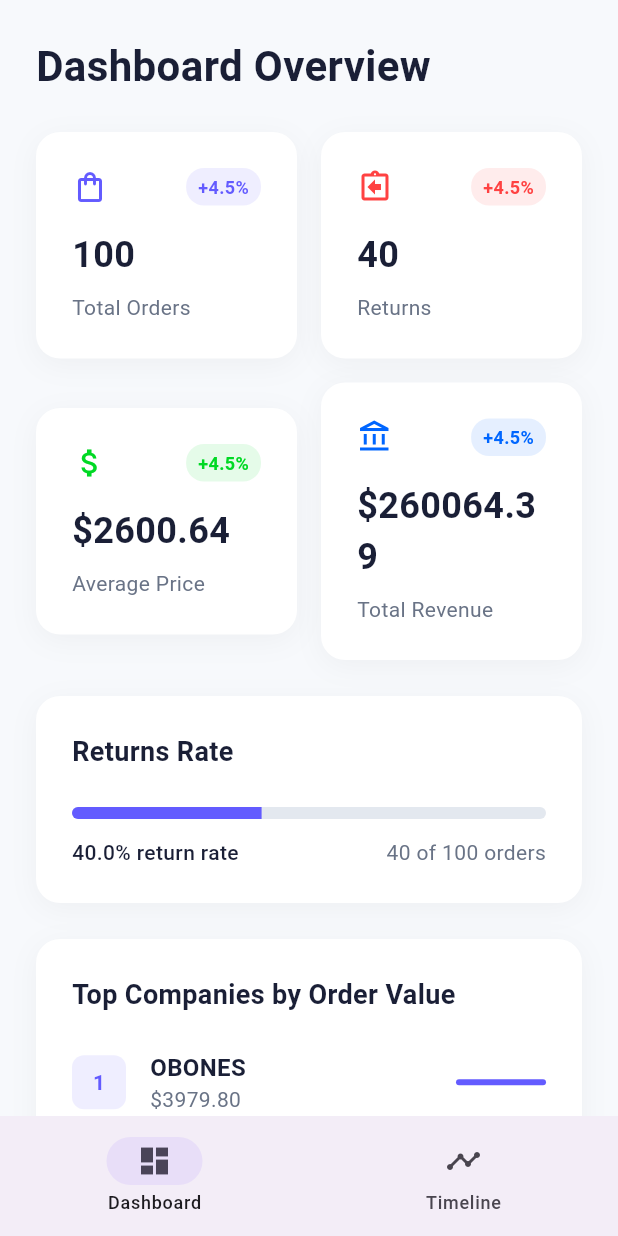
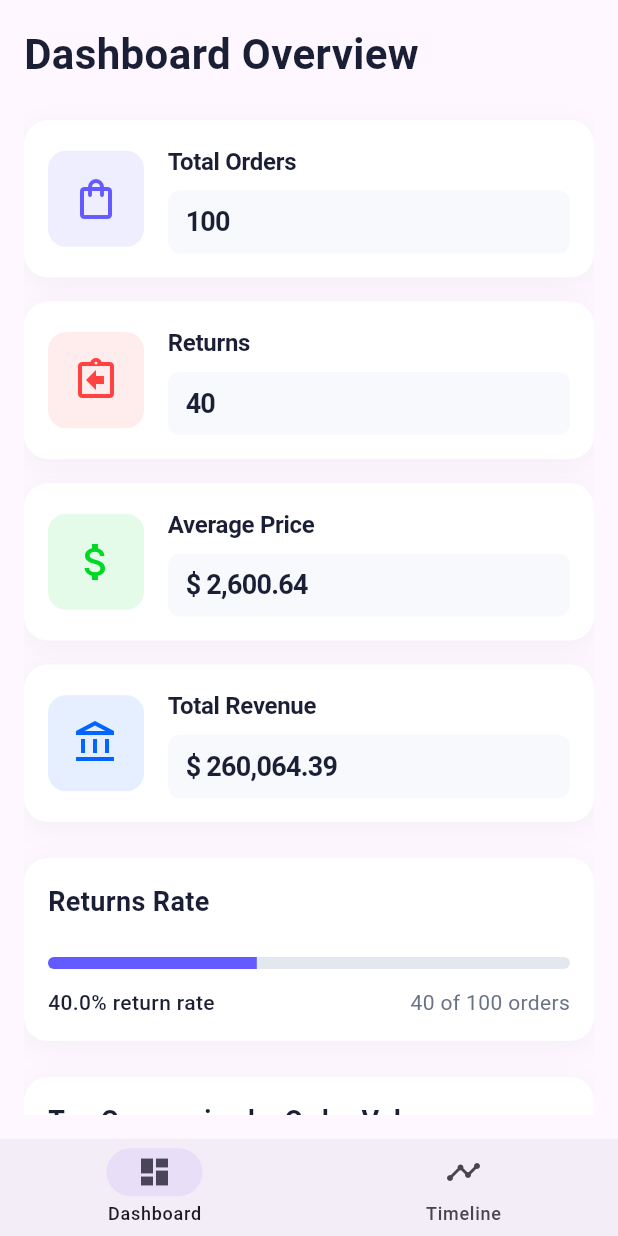
Before and after one commit to muhammadkh242/orders-explorer, a Flutter app: the screen it shows after launch, on a phone screen of 412 x 824 dp. Run offline on Flutter 3.47's test engine with Material 3 defaults, Android fonts, the light colour scheme and no system bars; our stand-ins replace fl_chart, flutter_riverpod, go_router, responsive_framework.

Commit message:
[add] app responsive layout

```diff
--- /dev/null
+++ b/lib/base/helpers/responsive_content_wrapper.dart
@@ -0,0 +1,23 @@
+import 'package:flutter/material.dart';
+import 'package:orders_explorer/base/helpers/responsive_helper.dart';
+
+class ResponsiveContentWrapper extends StatelessWidget {
+  final Widget child;
+
+  const ResponsiveContentWrapper({
+    super.key,
+    required this.child,
+  });
+
+  @override
+  Widget build(BuildContext context) {
+    return Center(
+      child: ConstrainedBox(
+        constraints: BoxConstraints(
+          maxWidth: context.maxContentWidth,
+        ),
+        child: child,
+      ),
+    );
+  }
+}
--- /dev/null
+++ b/lib/base/helpers/responsive_helper.dart
@@ -0,0 +1,27 @@
+import 'package:flutter/material.dart';
+import 'package:responsive_framework/responsive_framework.dart';
+
+extension ResponsiveContext on BuildContext {
+  bool get isMobile => ResponsiveBreakpoints.of(this).isMobile;
+  bool get isTablet => ResponsiveBreakpoints.of(this).isTablet;
+  bool get isDesktop => ResponsiveBreakpoints.of(this).isDesktop;
+
+  double get horizontalPadding {
+    if (isMobile) return 16;
+    if (isTablet) return 24;
+    return 32; // desktop
+  }
+
+  double get verticalPadding {
+    if (isMobile) return 16;
+    if (isTablet) return 24;
+    return 32; // desktop
+  }
+
+  // Content max width constraints
+  double get maxContentWidth {
+    if (isMobile) return double.infinity;
+    if (isTablet) return 680;
+    return 1200; // desktop
+  }
+}
--- a/lib/base/helpers/screen_utils.dart
+++ /dev/null
@@ -1,6 +0,0 @@
-import 'package:flutter/cupertino.dart';
-import 'package:responsive_framework/responsive_framework.dart';
-
-mixin ScreenUtils{
-  bool isMobile(BuildContext context) => ResponsiveBreakpoints.of(context).smallerThan(TABLET);
-}
--- a/lib/base/presentation/base_scaffold.dart
+++ b/lib/base/presentation/base_scaffold.dart
@@ -1,9 +1,7 @@
-import 'package:flutter/foundation.dart';
 import 'package:flutter/material.dart';
 import 'package:go_router/go_router.dart';
 import 'package:orders_explorer/base/domain/entities/main_tab.dart';
-import 'package:orders_explorer/base/helpers/screen_utils.dart';
-import 'package:orders_explorer/base/helpers/widget_modifier.dart';
+import 'package:orders_explorer/base/helpers/responsive_helper.dart';
 import 'package:orders_explorer/base/presentation/widgets/app_header.dart';
 
 class BaseScaffold extends StatefulWidget {
@@ -15,8 +13,7 @@ class BaseScaffold extends StatefulWidget {
   State<BaseScaffold> createState() => _BaseScaffoldState();
 }
 
-class _BaseScaffoldState extends State<BaseScaffold>
-    with SingleTickerProviderStateMixin, ScreenUtils {
+class _BaseScaffoldState extends State<BaseScaffold> with SingleTickerProviderStateMixin {
   late TabController controller;
 
   @override
@@ -24,42 +21,49 @@ class _BaseScaffoldState extends State<BaseScaffold>
     controller = TabController(
       length: MainTab.values.length,
       vsync: this,
-        initialIndex: MainTab.dashboard.index);
+      initialIndex: MainTab.dashboard.index,
+    );
     super.initState();
   }
 
   @override
   Widget build(BuildContext context) {
-    final showBottomBar = !kIsWeb && isMobile(context);
-    if (showBottomBar) {
     return Scaffold(
-        body: widget.child,
-        bottomNavigationBar: NavigationBar(
+      appBar: context.isMobile
+          ? null
+          : AppHeader(
+        controller: controller,
+        onTap: onDestinationChange,
+      ),
+      body: SafeArea(
+        child: Padding(
+          padding: EdgeInsets.symmetric(
+            horizontal: context.horizontalPadding,
+            vertical: context.verticalPadding,
+          ),
+          child: widget.child,
+        ),
+      ),
+      bottomNavigationBar: context.isMobile
+          ? NavigationBar(
+        height: 65,
+        labelBehavior: NavigationDestinationLabelBehavior.alwaysShow,
         destinations: MainTab.values
             .map(
               (tab) => NavigationDestination(
-                    icon: Icon(tab.icon), label: tab.label),
+            icon: Icon(tab.icon, size: 24),
+            label: tab.label,
+          ),
         )
             .toList(),
         onDestinationSelected: onDestinationChange,
         selectedIndex: controller.index,
-        ),
-      );
-    } else {
-      return Scaffold(
-        appBar: AppHeader(
-          controller: controller,
-          onTap: onDestinationChange,
-        ),
-        body: widget.child
-            .cornerRadius(BorderRadiusDirectional.circular(16))
-            .paddingHorizontal(MediaQuery.of(context).size.width * 0.15)
-            .paddingVertical(24),
+      )
+          : null,
     );
   }
-  }
 
-  onDestinationChange(int? index) {
+  void onDestinationChange(int? index) {
     controller.animateTo(index ?? 0);
     context.go(
       MainTab.values
--- a/lib/base/presentation/widgets/shadowed_card.dart
+++ b/lib/base/presentation/widgets/shadowed_card.dart
@@ -11,7 +11,7 @@ class ShadowedCard extends StatelessWidget {
   @override
   Widget build(BuildContext context) {
     return Container(
-      padding: const EdgeInsets.all(24),
+      padding: const EdgeInsets.all(16),
       decoration: BoxDecoration(
         color: Colors.white,
         borderRadius: BorderRadius.circular(16),
--- a/lib/main.dart
+++ b/lib/main.dart
@@ -17,10 +17,10 @@ class MyApp extends StatelessWidget {
       routerConfig: router,
       builder: (context, child) => ResponsiveBreakpoints.builder(
         breakpoints: [
-          const Breakpoint(start: 0, end: 450, name: MOBILE),
-          const Breakpoint(start: 451, end: 800, name: TABLET),
-          const Breakpoint(start: 801, end: 1920, name: DESKTOP),
-          const Breakpoint(start: 1921, end: double.infinity, name: '4K'),
+          const Breakpoint(start: 0, end: 640, name: MOBILE),
+          const Breakpoint(start: 641, end: 1024, name: TABLET),
+          const Breakpoint(start: 1025, end: 1440, name: DESKTOP),
+          const Breakpoint(start: 1441, end: 2560, name: '4K'),
         ],
         child: child!,
       ),
--- a/lib/orders_management/presentation/screens/dashboard_screen.dart
+++ b/lib/orders_management/presentation/screens/dashboard_screen.dart
@@ -2,7 +2,7 @@ import 'package:flutter/material.dart';
 import 'package:flutter_riverpod/flutter_riverpod.dart';
 import 'package:orders_explorer/base/domain/entities/base_state.dart';
 import 'package:orders_explorer/base/helpers/context_extension.dart';
-import 'package:orders_explorer/base/helpers/screen_utils.dart';
+import 'package:orders_explorer/base/helpers/responsive_content_wrapper.dart';
 import 'package:orders_explorer/orders_management/domain/entities/dashboard_state.dart';
 import 'package:orders_explorer/orders_management/presentation/view_models/dashboard_viewmodel.dart';
 import 'package:orders_explorer/orders_management/presentation/widgets/dashboard/linear_progress_card.dart';
@@ -20,7 +20,7 @@ class DashboardScreen extends StatefulWidget {
   State<DashboardScreen> createState() => _DashboardScreenState();
 }
 
-class _DashboardScreenState extends State<DashboardScreen> with ScreenUtils {
+class _DashboardScreenState extends State<DashboardScreen> {
   final _viewModelProvider =
       StateNotifierProvider<DashboardViewModel, BaseState<DashBoardState>>(
     (ref) => DashboardViewModel(ref.watch(di.getOrdersProvider)),
@@ -41,17 +41,15 @@ class _DashboardScreenState extends State<DashboardScreen> with ScreenUtils {
   @override
   Widget build(BuildContext context) {
     return Scaffold(
-      backgroundColor: const Color(0xFFF7F9FC),
       body: SafeArea(
         child: Consumer(
           builder: (_, ref, __) {
             final isLoading = ref
                 .watch(_viewModelProvider.select((value) => value.isLoading));
-            return isLoading
-                ? const Center(child: CircularProgressIndicator())
-                : SingleChildScrollView(
-                    child: Padding(
-                      padding: const EdgeInsets.all(24.0),
+            return ResponsiveContentWrapper(
+              child: isLoading
+                  ? const Center(child: CircularProgressIndicator())
+                  : SingleChildScrollView(
                       child: Column(
                         crossAxisAlignment: CrossAxisAlignment.start,
                         children: [
@@ -85,7 +83,6 @@ class _DashboardScreenState extends State<DashboardScreen> with ScreenUtils {
                               _viewModelProvider
                                   .select((value) => value.data.totalOrders),
                             );
-
                             return LinearProgressCard(
                               returnsCount: returnsCount,
                               totalOrders: totalOrders,
@@ -108,7 +105,7 @@ class _DashboardScreenState extends State<DashboardScreen> with ScreenUtils {
                         ],
                       ),
                     ),
-                  );
+            );
           },
         ),
       ),
--- a/lib/orders_management/presentation/screens/timeline_screen.dart
+++ b/lib/orders_management/presentation/screens/timeline_screen.dart
@@ -2,6 +2,7 @@ import 'package:flutter/material.dart';
 import 'package:flutter_riverpod/flutter_riverpod.dart';
 import 'package:orders_explorer/base/domain/entities/base_state.dart';
 import 'package:orders_explorer/base/helpers/context_extension.dart';
+import 'package:orders_explorer/base/helpers/responsive_content_wrapper.dart';
 import 'package:orders_explorer/base/helpers/widget_modifier.dart';
 import 'package:orders_explorer/orders_management/domain/entities/timeline_state.dart';
 import 'package:orders_explorer/orders_management/presentation/view_models/timeline_viewmodel.dart';
@@ -41,13 +42,13 @@ class _TimelineScreenState extends State<TimelineScreen> {
   @override
   Widget build(BuildContext context) {
     return Scaffold(
-      backgroundColor: const Color(0xFFF7F9FC),
       body: SafeArea(
         child: Consumer(
           builder: (_, ref, __) {
             final isLoading = ref
                 .watch(_viewModelProvider.select((value) => value.isLoading));
-            return isLoading
+            return ResponsiveContentWrapper(
+              child: isLoading
                   ? const Center(child: CircularProgressIndicator())
                   : SingleChildScrollView(
                       child: Column(
@@ -108,11 +109,13 @@ class _TimelineScreenState extends State<TimelineScreen> {
                                   (value) => value.data.filteredDailyOrders,
                                 ),
                               );
-                            return ActiveDayCard(groupedOrders: filteredOrders);
+                              return ActiveDayCard(
+                                  groupedOrders: filteredOrders);
                             },
                           ),
                         ],
                       ).paddingAll(24),
+                    ),
             );
           },
         ),
--- a/lib/orders_management/presentation/widgets/dashboard/metrics_card.dart
+++ b/lib/orders_management/presentation/widgets/dashboard/metrics_card.dart
@@ -1,65 +1,75 @@
 import 'package:flutter/material.dart';
+import 'package:intl/intl.dart';
 import 'package:orders_explorer/base/presentation/widgets/shadowed_card.dart';
 
 class MetricsCard extends StatelessWidget {
   const MetricsCard({
     super.key,
+    required this.title,
+    required this.value,
     required this.icon,
-    required this.value,
-    required this.title,
     required this.color,
+    this.currencyFormat = false,
   });
 
+  final String title;
+  final num value;
   final IconData icon;
-  final String value;
-  final String title;
   final Color color;
+  final bool currencyFormat;
 
   @override
   Widget build(BuildContext context) {
     return ShadowedCard(
-      child: Column(
-        crossAxisAlignment: CrossAxisAlignment.start,
+      child: Row(
         children: [
-          Row(
-            mainAxisAlignment: MainAxisAlignment.spaceBetween,
-            children: [
-              Icon(
-                icon,
-                color: color,
-              ),
           Container(
-                padding: const EdgeInsets.symmetric(horizontal: 8, vertical: 4),
+            padding: const EdgeInsets.all(16),
             decoration: BoxDecoration(
               color: color.withOpacity(0.1),
               borderRadius: BorderRadius.circular(12),
             ),
+            child: Icon(
+              icon,
+              color: color,
+              size: 32,
+            ),
+          ),
+          const SizedBox(width: 16),
+          Expanded(
+            child: Column(
+              crossAxisAlignment: CrossAxisAlignment.start,
+              children: [
+                Text(
+                  title,
+                  style: const TextStyle(
+                    color: Color(0xFF1A1F36),
+                    fontSize: 16,
+                    fontWeight: FontWeight.w600,
+                    letterSpacing: -0.2,
+                  ),
+                ),
+                const SizedBox(height: 8),
+                Container(
+                  width: double.infinity,
+                  padding: const EdgeInsets.symmetric(horizontal: 12, vertical: 8),
+                  decoration: BoxDecoration(
+                    color: const Color(0xFFF7F9FC),
+                    borderRadius: BorderRadius.circular(8),
+                  ),
                   child: Text(
-                  '+4.5%',
-                  style: TextStyle(
-                    color: color,
+                    currencyFormat
+                        ? '\$ ${NumberFormat('#,##0.00').format(value)}'
+                        : NumberFormat('#,###').format(value),
+                    style: const TextStyle(
+                      color: Color(0xFF1A1F36),
+                      fontSize: 18,
                       fontWeight: FontWeight.bold,
-                    fontSize: 12,
+                      letterSpacing: -0.5,
                     ),
                   ),
                 ),
               ],
-          ),
-          const SizedBox(height: 16),
-          Text(
-            value,
-            style: const TextStyle(
-              fontSize: 24,
-              fontWeight: FontWeight.bold,
-              color: Color(0xFF1A1F36),
-            ),
-          ),
-          const SizedBox(height: 8),
-          Text(
-            title,
-            style: const TextStyle(
-              fontSize: 14,
-              color: Color(0xFF697386),
             ),
           ),
         ],
--- a/lib/orders_management/presentation/widgets/dashboard/metrics_section.dart
+++ b/lib/orders_management/presentation/widgets/dashboard/metrics_section.dart
@@ -21,12 +21,44 @@ class MetricsSection extends StatelessWidget {
     return Column(
       crossAxisAlignment: CrossAxisAlignment.start,
       children: [
-        Row(
+        MetricsCard(
+          icon: Icons.shopping_bag_outlined,
+          value: totalOrders ?? 0.0,
+          title: 'Total Orders',
+          color: const Color(0xFF635BFF),
+        ),
+        const SizedBox(height: 16),
+
+        MetricsCard(
+          icon: Icons.assignment_return_outlined,
+          value: returnsCount ?? 0.0,
+          title: 'Returns',
+          color: const Color(0xFFFF4242),
+        ),
+        const SizedBox(height: 16),
+
+        MetricsCard(
+          icon: Icons.attach_money_outlined,
+          value: averagePrice ?? 0.0,
+          title: 'Average Price',
+          color: const Color(0xFF00D924),
+          currencyFormat: true,
+        ),
+        const SizedBox(height: 16),
+
+        MetricsCard(
+          icon: Icons.account_balance_outlined,
+          value: totalRevenue ?? 0.0,
+          title: 'Total Revenue',
+          color: const Color(0xFF0066FF),
+          currencyFormat: true,
+        ),
+/*        Row(
           children: [
             Expanded(
               child: MetricsCard(
                 icon: Icons.shopping_bag_outlined,
-                value: totalOrders.toString(),
+                value: totalOrders ?? 0.0,
                 title: 'Total Orders',
                 color: const Color(0xFF635BFF),
               ),
@@ -35,7 +67,7 @@ class MetricsSection extends StatelessWidget {
             Expanded(
               child: MetricsCard(
                 icon: Icons.assignment_return_outlined,
-                value: returnsCount.toString(),
+                value: returnsCount ?? 0.0,
                 title: 'Returns',
                 color: const Color(0xFFFF4242),
               ),
@@ -48,22 +80,24 @@ class MetricsSection extends StatelessWidget {
             Expanded(
               child: MetricsCard(
                 icon: Icons.attach_money_outlined,
-                value: '\$${averagePrice?.toStringAsFixed(2)}',
+                value: averagePrice ?? 0.0,
                 title: 'Average Price',
                 color: const Color(0xFF00D924),
+                currencyFormat: true,
               ),
             ),
             const SizedBox(width: 16),
             Expanded(
               child: MetricsCard(
                 icon: Icons.account_balance_outlined,
-                value: '\$${totalRevenue?.toStringAsFixed(2)}',
+                value: totalRevenue ?? 0.0,
                 title: 'Total Revenue',
                 color: const Color(0xFF0066FF),
+                currencyFormat: true,
               ),
             ),
           ],
-        ),
+        ),*/
       ],
     );
   }
```
Lines whose indentation alone changed are shown as unchanged.
